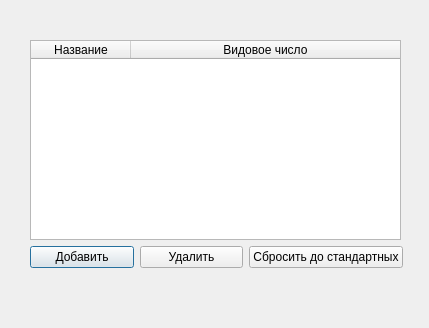
Before: the Qt Designer form TreeCalculator/speciesdialog.ui in as1mm/TreeCalculator, drawn with Qt 5.
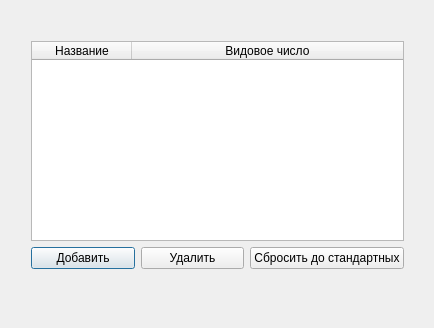
After: the same form once the commit is applied.

Diff of the .ui file:
```diff
--- a/TreeCalculator/speciesdialog.ui
+++ b/TreeCalculator/speciesdialog.ui
@@ -6,7 +6,7 @@
    <rect>
     <x>0</x>
     <y>0</y>
-    <width>429</width>
+    <width>434</width>
     <height>328</height>
    </rect>
   </property>
@@ -16,8 +16,8 @@
   <widget class="QWidget" name="">
    <property name="geometry">
     <rect>
-     <x>30</x>
-     <y>40</y>
+     <x>31</x>
+     <y>41</y>
      <width>373</width>
      <height>228</height>
     </rect>
@@ -39,7 +39,7 @@
       </property>
       <property name="maximumSize">
        <size>
-        <width>371</width>
+        <width>16777215</width>
         <height>16777215</height>
        </size>
       </property>
@@ -80,6 +80,12 @@
      <layout class="QHBoxLayout" name="horizontalLayout">
       <item>
        <widget class="QPushButton" name="btnAdd">
+        <property name="sizePolicy">
+         <sizepolicy hsizetype="Minimum" vsizetype="Fixed">
+          <horstretch>0</horstretch>
+          <verstretch>0</verstretch>
+         </sizepolicy>
+        </property>
         <property name="text">
          <string>Добавить</string>
         </property>
@@ -87,6 +93,12 @@
       </item>
       <item>
        <widget class="QPushButton" name="btnDelete">
+        <property name="sizePolicy">
+         <sizepolicy hsizetype="Minimum" vsizetype="Fixed">
+          <horstretch>0</horstretch>
+          <verstretch>0</verstretch>
+         </sizepolicy>
+        </property>
         <property name="text">
          <string>Удалить</string>
         </property>
@@ -94,6 +106,12 @@
       </item>
       <item>
        <widget class="QPushButton" name="btnReset">
+        <property name="sizePolicy">
+         <sizepolicy hsizetype="Minimum" vsizetype="Fixed">
+          <horstretch>0</horstretch>
+          <verstretch>0</verstretch>
+         </sizepolicy>
+        </property>
         <property name="text">
          <string>Сбросить до стандартных</string>
         </property>
```
